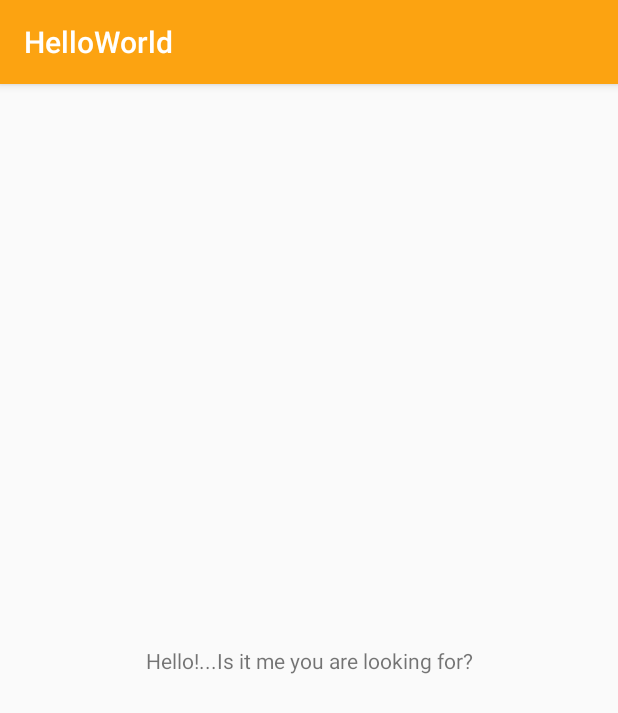
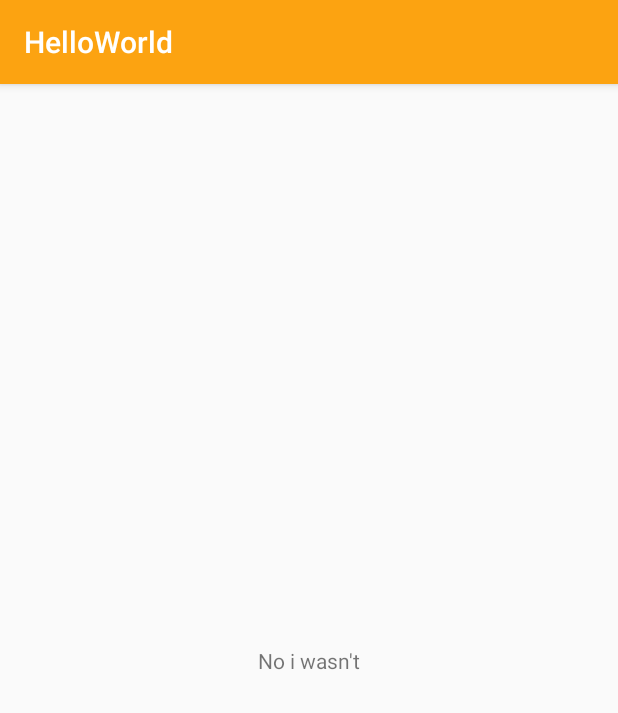
Before and after one commit to EliOny/testTestingOneTwoThree, an Android app: the screen it shows after launch (MainActivity), on a phone screen of 412 x 824 dp. Shown: the top 713 px of the screen. Run offline under Robolectric (Android 15) with nearby library versions, the phone set to English and light mode, and no system bars.

Commit message:
changes to text

```diff
--- a/app/src/main/res/layout/activity_main.xml
+++ b/app/src/main/res/layout/activity_main.xml
@@ -10,7 +10,7 @@
     <TextView
         android:layout_width="wrap_content"
         android:layout_height="wrap_content"
-        android:text="Hello!...Is it me you are looking for?"
+        android:text="No i wasn't"
         app:layout_constraintBottom_toBottomOf="parent"
         app:layout_constraintLeft_toLeftOf="parent"
         app:layout_constraintRight_toRightOf="parent"
```
